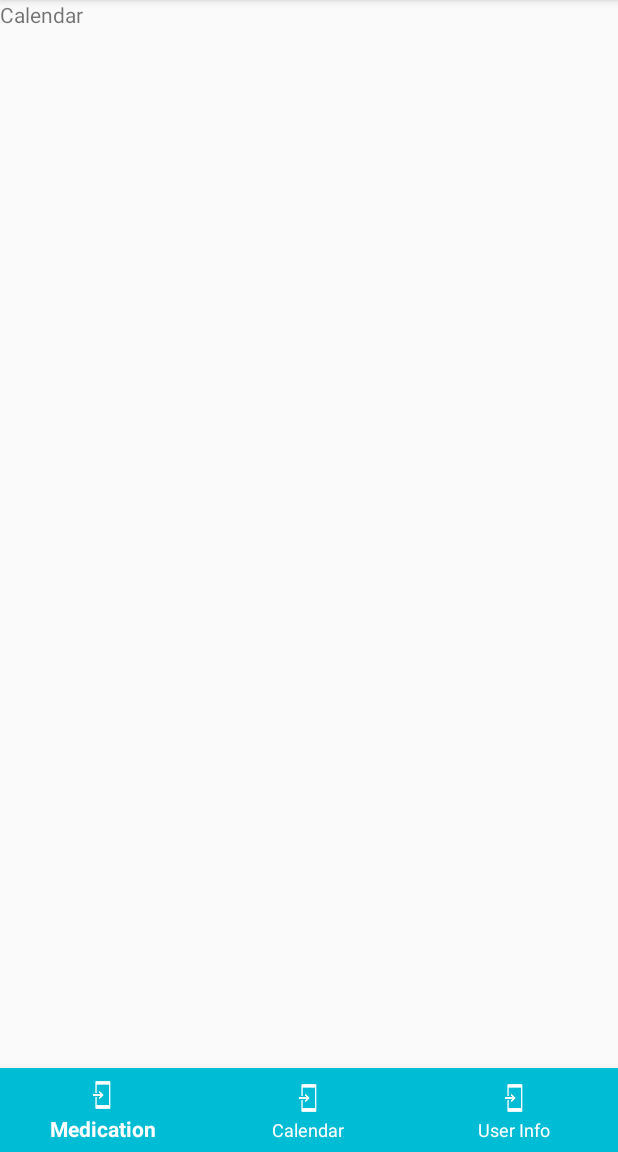
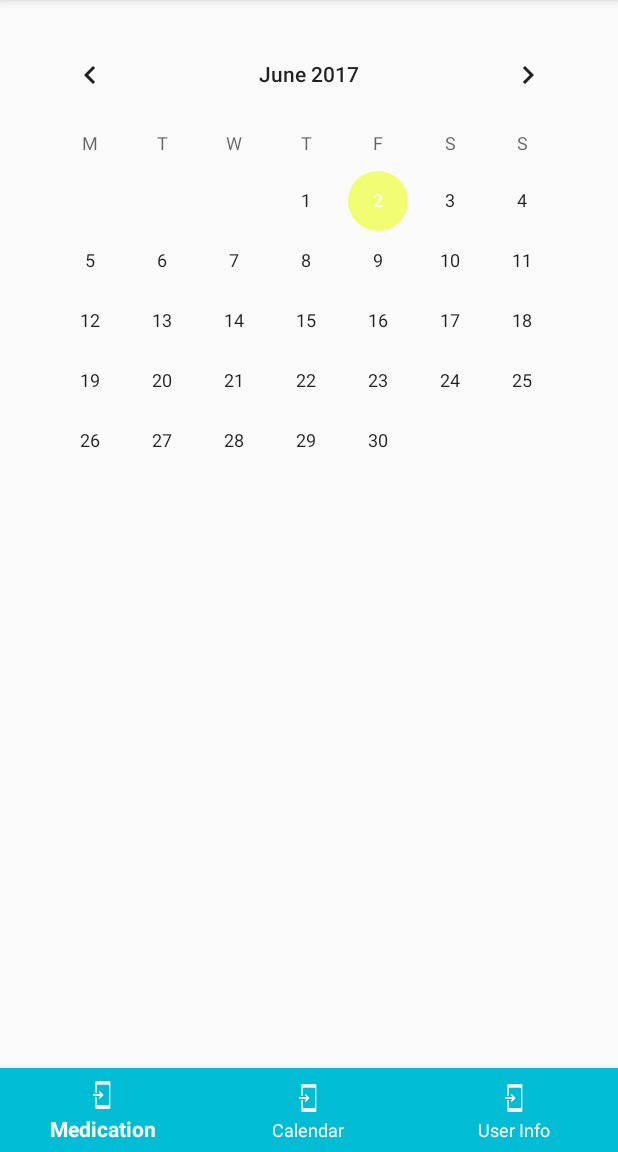
Before and after one commit to iightshade/Orbital-iCare, an Android app: the fragment CalendarFragment placed in its activity, on a phone screen of 412 x 824 dp, the part 84-1236 px from its top. Run offline under Robolectric (Android 15) with nearby library versions, the phone set to English and light mode, and no system bars.

Commit message:
calendar xml layout

```diff
--- a/app/src/main/res/layout/fragment_calendar.xml
+++ b/app/src/main/res/layout/fragment_calendar.xml
@@ -1,10 +1,21 @@
 <?xml version="1.0" encoding="utf-8"?>
 <RelativeLayout xmlns:android="http://schemas.android.com/apk/res/android"
-    android:layout_width="match_parent" android:layout_height="match_parent">
+    xmlns:tools="http://schemas.android.com/tools"
+    android:layout_width="match_parent"
+    android:layout_height="match_parent"
+    android:paddingBottom="@dimen/activity_vertical_margin"
+    android:paddingLeft="@dimen/activity_horizontal_margin"
+    android:paddingRight="@dimen/activity_horizontal_margin"
+    android:paddingTop="@dimen/activity_vertical_margin"
+    tools:context=".MainActivity">
 
-    <TextView
-        android:id="@+id/textView"
-        android:layout_width="wrap_content"
-        android:layout_height="wrap_content"
-        android:text="Calendar" />
+    <!-- CalendarView with monday as first day and minmal and maximal day -->
+    <CalendarView
+        android:id="@+id/simpleCalendarView"
+        android:layout_width="fill_parent"
+        android:layout_height="fill_parent"
+        android:firstDayOfWeek="2"
+        />
+
+
 </RelativeLayout>
```
